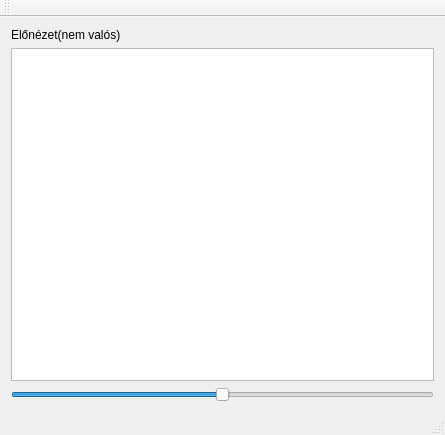
First picture: the form in matrix-snake-game/src/mainwindow.ui, repository schonherz-matrix/snake-game, before the edit.
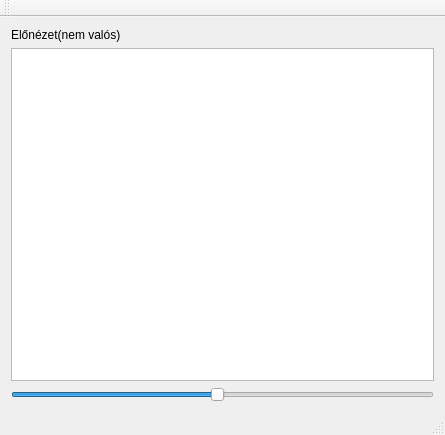
Second picture: the form after the edit.

Commit message: Minimum value updated

```diff
--- a/matrix-snake-game/src/mainwindow.ui
+++ b/matrix-snake-game/src/mainwindow.ui
@@ -34,6 +34,9 @@
     </item>
     <item>
      <widget class="QSlider" name="slider">
+      <property name="minimum">
+       <number>1</number>
+      </property>
       <property name="maximum">
        <number>40</number>
       </property>
```
